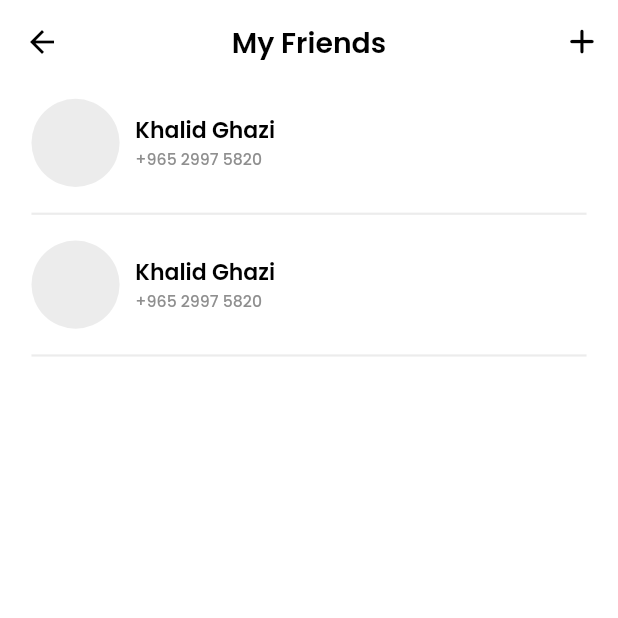
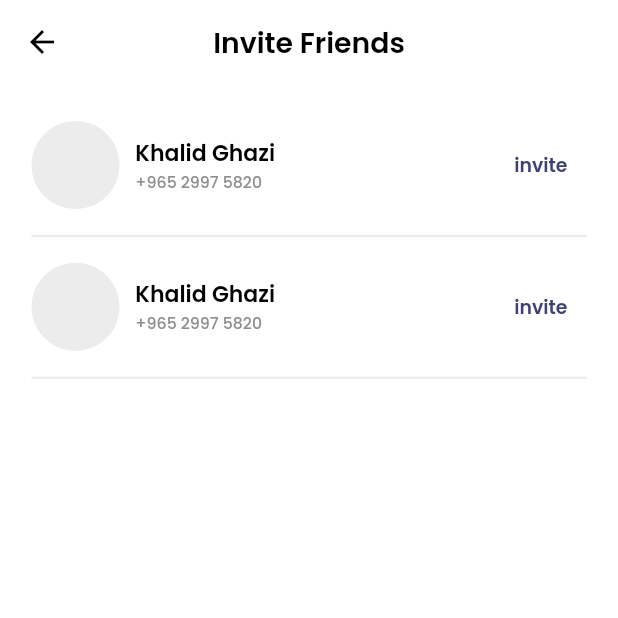
Before and after one commit to Salah-E-Messaoudi/padel, a Flutter app: the MyFriends screen opened directly, on a phone screen of 412 x 824 dp, the top half of it. Run offline on Flutter 3.47's test engine with Material 2 defaults, Android fonts, the light colour scheme and no system bars; our stand-ins replace cached_network_image, cloud_firestore, country_code_picker, firebase_auth, firebase_core, firebase_messaging and 12 more; missing offline and left inert: phone_number; accounts and stored records are empty; generated files the repository leaves out were written again; project files that could hold a hidden picture were left out.

Commit message:
my friends

```diff
--- a/lib/src/widgets/tiles/my_friends_tile.dart
+++ b/lib/src/widgets/tiles/my_friends_tile.dart
@@ -2,9 +2,17 @@
 import 'package:flutter_screenutil/flutter_screenutil.dart';
 import 'package:google_fonts/google_fonts.dart';
 
-class MyFriendsTile extends StatelessWidget {
-  const MyFriendsTile({Key? key}) : super(key: key);
+class MyFriendsTile extends StatefulWidget {
+  const MyFriendsTile({Key? key, required this.invite}) : super(key: key);
+  final bool invite;
 
+  @override
+  State<MyFriendsTile> createState() => _MyFriendsTileState();
+}
+
+class _MyFriendsTileState extends State<MyFriendsTile> {
+  bool sending = false;
+  bool sent = false;
   @override
   Widget build(BuildContext context) {
     return Column(
@@ -19,7 +27,7 @@
               ),
               SizedBox(width: 10.w),
               SizedBox(
-                width: 1.sw - 110.w,
+                width: 1.sw - 160.w,
                 child: Column(
                   crossAxisAlignment: CrossAxisAlignment.start,
                   children: [
@@ -43,6 +51,55 @@
                   ],
                 ),
               ),
+              if (widget.invite)
+                // CustomIconTextButton(
+                //   label: 'Invite',
+                //   shadowColor: Colors.transparent,
+                //   color: Theme.of(context).primaryColor,
+                //   padding: EdgeInsets.zero,
+                //   fixedSize: Size(60.w, 20.h),
+                //   fontColor: Theme.of(context).primaryColor,
+                //   onPressed: () {},
+                // )
+                SizedBox(
+                  width: 50.w,
+                  child: ElevatedButton(
+                    onPressed: () async {
+                      if (!sent && !sending) {
+                        setState(() {
+                          sending = true;
+                        });
+                        await Future.delayed(const Duration(seconds: 2));
+                        //TODO send invite
+                        setState(() {
+                          sending = false;
+                          sent = true;
+                        });
+                      }
+                    },
+                    child: Text(
+                      sent
+                          ? 'sent'
+                          : sending
+                              ? 'sending'
+                              : 'invite',
+                      overflow: TextOverflow.ellipsis,
+                      style: GoogleFonts.poppins(
+                        fontSize: 12.sp,
+                        fontWeight: FontWeight.w600,
+                        color: sending
+                            ? Theme.of(context).textTheme.headline4!.color
+                            : Theme.of(context).primaryColor,
+                      ),
+                    ),
+                    style: ElevatedButton.styleFrom(
+                      shadowColor: Colors.transparent,
+                      padding: EdgeInsets.zero,
+                      tapTargetSize: MaterialTapTargetSize.shrinkWrap,
+                      primary: Theme.of(context).scaffoldBackgroundColor,
+                    ),
+                  ),
+                ),
             ],
           ),
         ),
```
Also changed, not shown: lib/src/widgets/screens/my_friends.dart (+72 -4 lines).
